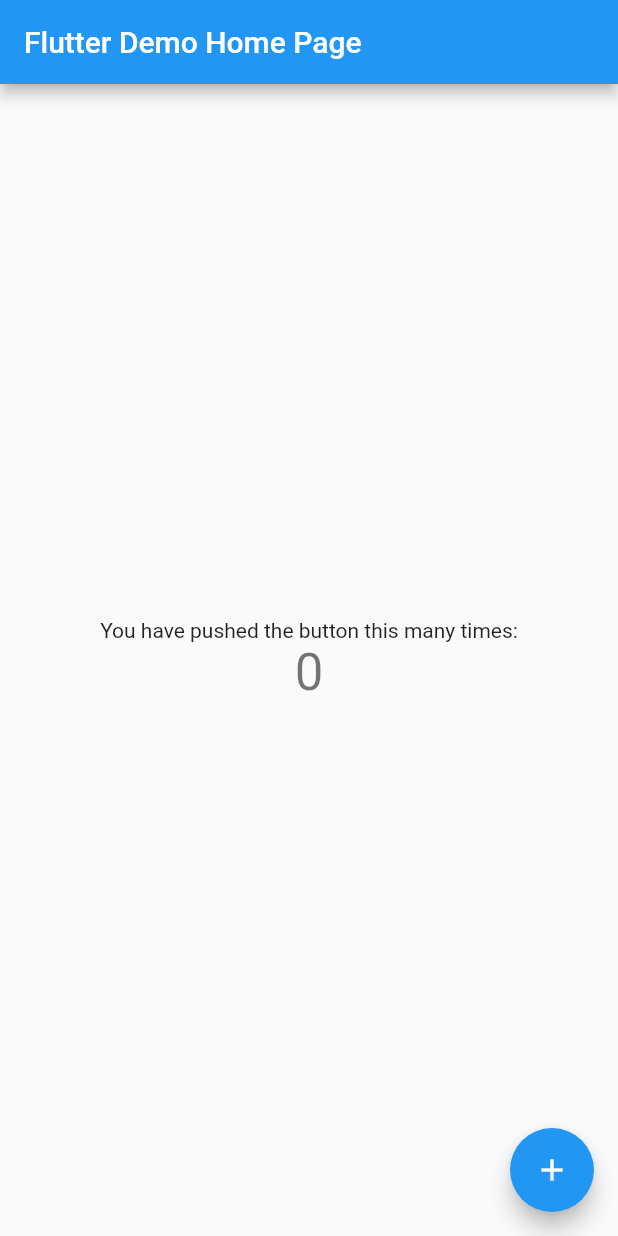
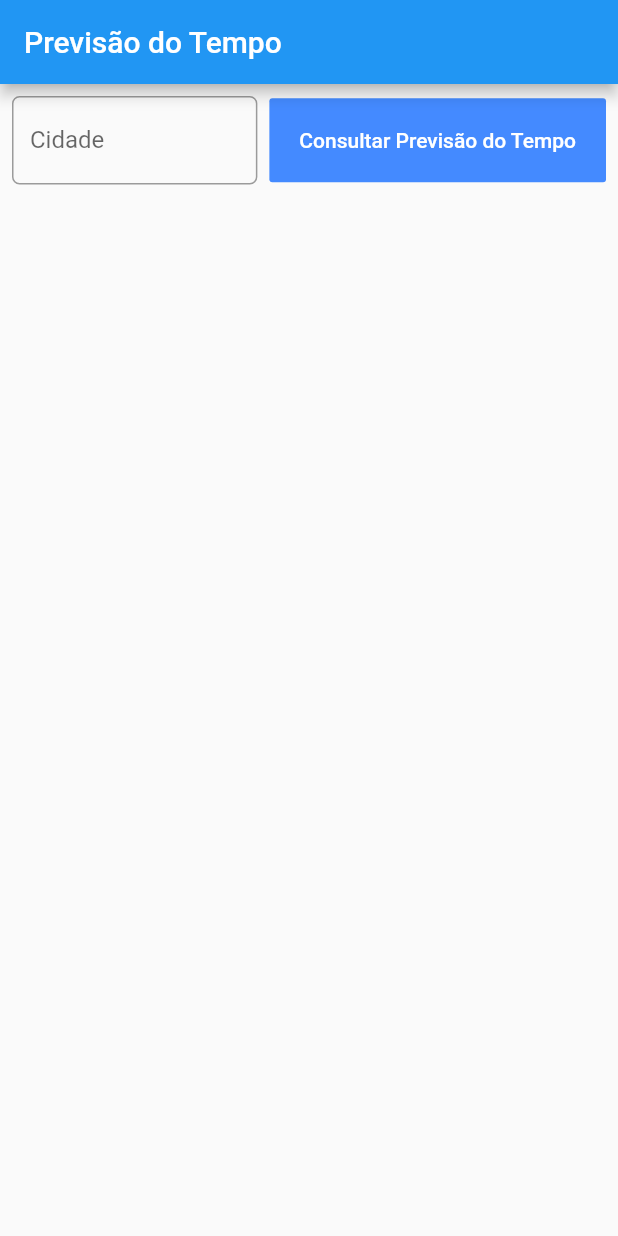
Before and after one commit to vital-edu/Flutter-Testing-Experiment, a Flutter app: the screen it shows after launch, on a phone screen of 412 x 824 dp. Run offline on Flutter 3.47's test engine with Material 2 defaults, Android fonts, the light colour scheme and no system bars; our stand-ins replace flutter_dotenv.

Commit message:
Add Home page to see forecast of searched city
- add tests also

```diff
--- a/lib/main.dart
+++ b/lib/main.dart
@@ -1,5 +1,7 @@
 import 'package:flutter/material.dart';
 import 'package:flutter_dotenv/flutter_dotenv.dart';
+import 'package:flutter_testing/pages/home.dart';
+import 'package:flutter_testing/services/weather_service.dart';
 
 Future main() async {
   await DotEnv().load('.env');
@@ -14,52 +16,8 @@
       theme: ThemeData(
         primarySwatch: Colors.blue,
       ),
-      home: MyHomePage(title: 'Flutter Demo Home Page'),
-    );
-  }
-}
-
-class MyHomePage extends StatefulWidget {
-  MyHomePage({Key key, this.title}) : super(key: key);
-  final String title;
-
-  @override
-  _MyHomePageState createState() => _MyHomePageState();
-}
-
-class _MyHomePageState extends State<MyHomePage> {
-  int _counter = 0;
-
-  void _incrementCounter() {
-    setState(() {
-      _counter++;
-    });
-  }
-
-  @override
-  Widget build(BuildContext context) {
-    return Scaffold(
-      appBar: AppBar(
-        title: Text(widget.title),
-      ),
-      body: Center(
-        child: Column(
-          mainAxisAlignment: MainAxisAlignment.center,
-          children: <Widget>[
-            Text(
-              'You have pushed the button this many times:',
-            ),
-            Text(
-              '$_counter',
-              style: Theme.of(context).textTheme.headline4,
-            ),
-          ],
-        ),
-      ),
-      floatingActionButton: FloatingActionButton(
-        onPressed: _incrementCounter,
-        tooltip: 'Increment',
-        child: Icon(Icons.add),
+      home: Home(
+        service: WeatherService(),
       ),
     );
   }
--- a/lib/models/weather_model.dart
+++ b/lib/models/weather_model.dart
@@ -1,4 +1,7 @@
+import 'dart:math';
+
 class Weather {
+  String id;
   WeatherElement weather;
   double temp;
   int pressure;
@@ -10,6 +13,7 @@
   String cityName;
 
   Weather({
+    this.id,
     this.weather,
     this.temp,
     this.pressure,
@@ -22,6 +26,7 @@
   });
 
   factory Weather.fromJson(Map<String, dynamic> json) => Weather(
+        id: json['id'].toString() ?? Random.secure().toString(),
         weather: WeatherElement.fromJson(json['weather'][0]),
         temp: json['main']['temp'].toDouble(),
         pressure: json['main']['pressure'],
--- /dev/null
+++ b/lib/pages/home.dart
@@ -0,0 +1,126 @@
+import 'package:flutter/material.dart';
+
+import 'package:flutter_testing/models/weather_model.dart';
+import 'package:flutter_testing/services/weather_service.dart';
+
+class Home extends StatefulWidget {
+  final WeatherService service;
+
+  Home({
+    Key key,
+    this.service,
+  }) : super(key: key);
+
+  @override
+  _HomeState createState() => _HomeState();
+}
+
+@visibleForTesting
+class _HomeState extends State<Home> {
+  final TextEditingController _textEditingController;
+  Weather _weather;
+
+  _HomeState() : this._textEditingController = TextEditingController(text: '');
+
+  void onGetWeather() async {
+    Weather weather = await widget.service
+        .getCurrentWeatherForecat(cityName: _textEditingController.text);
+
+    setState(() {
+      _weather = weather;
+    });
+  }
+
+  @override
+  void dispose() {
+    _textEditingController.dispose();
+    super.dispose();
+  }
+
+  @override
+  Widget build(BuildContext context) {
+    return Scaffold(
+      appBar: AppBar(
+        title: Text('Previsão do Tempo'),
+      ),
+      body: Column(
+        mainAxisSize: MainAxisSize.min,
+        crossAxisAlignment: CrossAxisAlignment.stretch,
+        children: <Widget>[
+          Padding(
+            padding: const EdgeInsets.all(8.0),
+            child: Row(
+              mainAxisSize: MainAxisSize.min,
+              children: <Widget>[
+                Expanded(
+                  child: TextField(
+                    decoration: InputDecoration(
+                      labelText: 'Cidade',
+                      border: OutlineInputBorder(
+                        borderRadius: BorderRadius.circular(5),
+                      ),
+                    ),
+                    controller: _textEditingController,
+                    onSubmitted: (_) => onGetWeather(),
+                  ),
+                ),
+                SizedBox(
+                  width: 8,
+                ),
+                FlatButton(
+                  child: Text('Consultar Previsão do Tempo'),
+                  padding: EdgeInsets.all(20),
+                  color: Colors.blueAccent,
+                  onPressed: onGetWeather,
+                  textColor: Colors.white,
+                ),
+              ],
+            ),
+          ),
+          (_weather != null)
+              ? Dismissible(
+                  key: Key(_weather.id),
+                  child: Card(
+                    child: Padding(
+                      padding:
+                          EdgeInsets.symmetric(vertical: 16, horizontal: 20),
+                      child: Column(
+                        children: <Widget>[
+                          Row(
+                            children: <Widget>[
+                              Text(
+                                'Cidade: ',
+                                style: TextStyle(fontWeight: FontWeight.bold),
+                              ),
+                              Text(_weather.cityName),
+                            ],
+                          ),
+                          Row(
+                            children: <Widget>[
+                              Text(
+                                'Temperatura: ',
+                                style: TextStyle(fontWeight: FontWeight.bold),
+                              ),
+                              Text('${_weather.temp} ºC'),
+                            ],
+                          ),
+                          Row(
+                            children: <Widget>[
+                              Text(
+                                'Velocidade do vento: ',
+                                style: TextStyle(fontWeight: FontWeight.bold),
+                              ),
+                              Text('${_weather.windSpeed} m/s'),
+                            ],
+                          ),
+                        ],
+                      ),
+                    ),
+                  ),
+                )
+              : Container(),
+        ],
+      ),
+    );
+  }
+}
```
Also changed, not shown: 2 other files.
